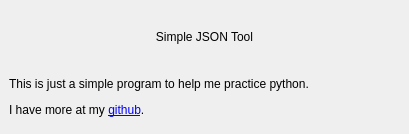
The window that about.ui (BrianHammond/Simple_JSON_Tool) describes before a commit, drawn with Qt 5.
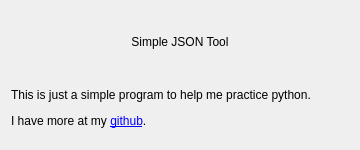
The same window after the commit. Icons and pictures are not drawn.

Commit message: split main_window

What changed in the file:
```diff
--- a/about.ui
+++ b/about.ui
@@ -1,25 +1,31 @@
 <?xml version="1.0" encoding="UTF-8"?>
 <ui version="4.0">
- <class>About</class>
- <widget class="QMainWindow" name="About">
+ <class>Form</class>
+ <widget class="QWidget" name="Form">
   <property name="geometry">
    <rect>
     <x>0</x>
     <y>0</y>
-    <width>409</width>
-    <height>134</height>
+    <width>360</width>
+    <height>150</height>
    </rect>
   </property>
   <property name="sizePolicy">
-   <sizepolicy hsizetype="Minimum" vsizetype="Minimum">
+   <sizepolicy hsizetype="Fixed" vsizetype="Fixed">
     <horstretch>0</horstretch>
     <verstretch>0</verstretch>
    </sizepolicy>
   </property>
+  <property name="minimumSize">
+   <size>
+    <width>360</width>
+    <height>150</height>
+   </size>
+  </property>
   <property name="maximumSize">
    <size>
-    <width>409</width>
-    <height>134</height>
+    <width>360</width>
+    <height>150</height>
    </size>
   </property>
   <property name="windowTitle">
@@ -29,7 +35,6 @@
    <iconset>
     <normaloff>icon/ms_icon.jpg</normaloff>icon/ms_icon.jpg</iconset>
   </property>
-  <widget class="QWidget" name="centralwidget">
    <layout class="QVBoxLayout" name="verticalLayout">
     <item>
      <widget class="QLabel" name="label">
@@ -61,7 +66,6 @@
      </widget>
     </item>
    </layout>
-  </widget>
  </widget>
  <resources/>
  <connections/>
```
Lines whose indentation alone changed are shown as unchanged. The commit also changes 2 other files.
